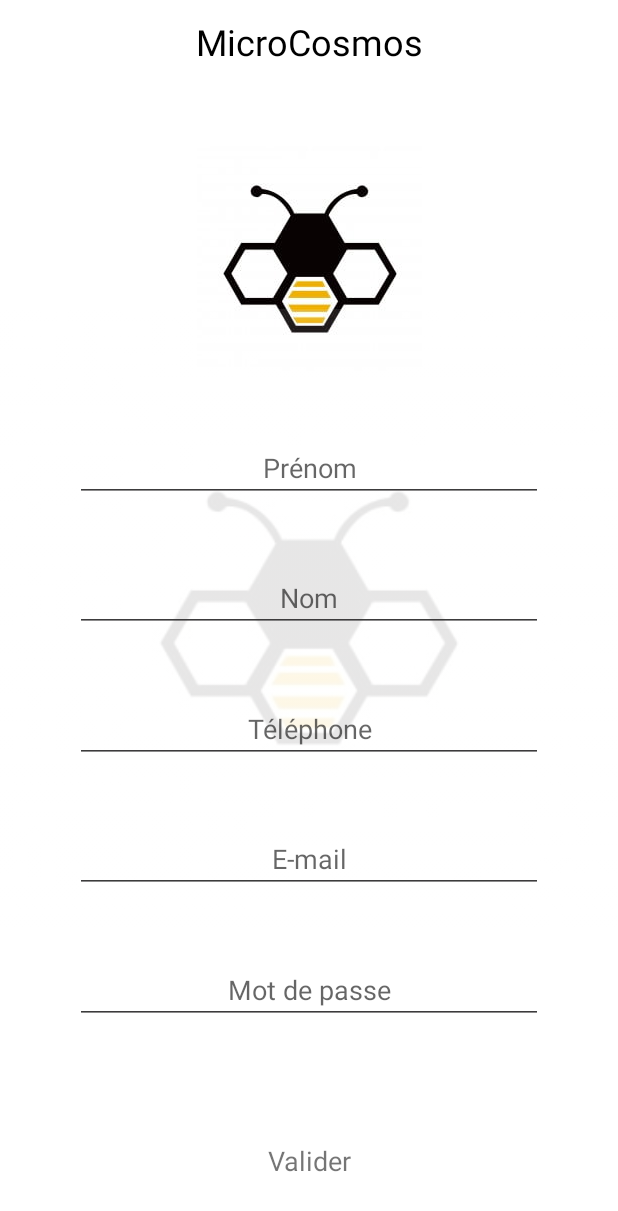
After one commit to serreau/Microcosmos, an Android app: the SignUpFragment screen opened through its navigation route, on a phone screen of 412 x 824 dp. The commit adds this screen. Shown: the top 1211 px of the screen. Run offline under Robolectric (Android 15) with nearby library versions, the phone set to English and light mode, and no system bars; our stand-ins replace Picasso, Room's generated code; libraries missing offline, so code that uses them is left out: com.esafirm.imagepicker; pictures from the network do not load; Roboto replaces fonts that are not available here.

Commit message:
Add signIn screen (image upload doesn't work yet)

```diff
--- a/app/src/main/AndroidManifest.xml
+++ b/app/src/main/AndroidManifest.xml
@@ -20,7 +20,6 @@
         <activity android:name=".view.main.MainActivity"
             android:theme="@style/Microcosmos">
         </activity>
-
         <meta-data
             android:name="preloaded_fonts"
             android:resource="@array/preloaded_fonts" />
@@ -28,5 +27,7 @@
     </application>
 
     <uses-permission android:name="android.permission.INTERNET" />
+    <uses-permission android:name="android.permission.READ_EXTERNAL_STORAGE" />
+    <uses-permission android:name="android.permission.WRITE_EXTERNAL_STORAGE" />
 
 </manifest>
--- a/app/src/main/java/sero/com/microcosmos/data/remote/UserRemote.kt
+++ b/app/src/main/java/sero/com/microcosmos/data/remote/UserRemote.kt
@@ -3,10 +3,15 @@ package sero.com.microcosmos.data.remote
 import retrofit2.http.Body
 import retrofit2.http.POST
 import sero.com.microcosmos.data.remote.request.body.UserExistBody
+import sero.com.microcosmos.data.remote.request.body.UserInsertBody
 import sero.com.microcosmos.data.remote.response.UserExistResponse
+import sero.com.microcosmos.data.remote.response.UserInsertResponse
 
 interface UserRemote {
     @POST("/user/exist")
-    suspend fun userExist(@Body body : UserExistBody) : UserExistResponse
+    suspend fun exist(@Body body : UserExistBody) : UserExistResponse
+
+    @POST("/user/insert")
+    suspend fun insert(@Body body : UserInsertBody) : UserInsertResponse
 
 }
--- a/app/src/main/java/sero/com/microcosmos/data/remote/request/body/CreateJobBody.kt
+++ b/app/src/main/java/sero/com/microcosmos/data/remote/request/body/CreateJobBody.kt
@@ -1,8 +1,6 @@
 package sero.com.microcosmos.data.remote.request.body
 
 import com.google.gson.annotations.SerializedName
-import sero.com.microcosmos.utils.State
-import java.time.LocalDateTime
 
 class CreateJobBody (@SerializedName("owner") var owner : String,
                      @SerializedName("name") var name : String)
--- a/app/src/main/java/sero/com/microcosmos/data/remote/response/JobGetResponse.kt
+++ b/app/src/main/java/sero/com/microcosmos/data/remote/response/JobGetResponse.kt
@@ -1,5 +1,5 @@
 package sero.com.microcosmos.data.remote.response
 
-class JobGetResponse (val owner : String,
+class JobGetResponse (val ownerFirstname : String,
                       val name : String,
                       val date : String)
--- /dev/null
+++ b/app/src/main/java/sero/com/microcosmos/data/remote/response/UserInsertResponse.kt
@@ -0,0 +1,3 @@
+package sero.com.microcosmos.data.remote.response
+
+class UserInsertResponse (var success: Boolean)
--- a/app/src/main/java/sero/com/microcosmos/view/login/LoginFragment.kt
+++ b/app/src/main/java/sero/com/microcosmos/view/login/LoginFragment.kt
@@ -36,5 +36,7 @@ class LoginFragment : Fragment() {
                 toastIt(context, getString(R.string.activity_login__connection_refused))
             true
         }
+
+        signUpButton.setOnClickListener { _ -> findNavController().navigate(R.id.signUpFragment) }
     }
 }
--- a/app/src/main/java/sero/com/microcosmos/view/search/SearchFragment.kt
+++ b/app/src/main/java/sero/com/microcosmos/view/search/SearchFragment.kt
@@ -52,7 +52,7 @@ class SearchFragment : Fragment() {
         }
 
         override fun onBindViewHolder(holder: SearchViewHolder, position: Int) {
-            holder.itemView.owner.text = list[position].owner
+            holder.itemView.owner.text = list[position].ownerFirstname
             holder.itemView.name.text = list[position].name
             holder.itemView.date.text = z69_200(list[position].date)
         }
--- /dev/null
+++ b/app/src/main/java/sero/com/microcosmos/view/signUp/SignUpFragment.kt
@@ -0,0 +1,69 @@
+package sero.com.microcosmos.view.signUp
+
+import android.content.Intent
+import android.net.Uri
+import android.os.Bundle
+import android.view.LayoutInflater
+import android.view.View
+import android.view.ViewGroup
+import androidx.fragment.app.Fragment
+import androidx.fragment.app.viewModels
+import androidx.navigation.fragment.findNavController
+import com.esafirm.imagepicker.features.ImagePicker
+import com.squareup.picasso.Picasso
+import kotlinx.android.synthetic.main.fragment__sign_up.*
+import kotlinx.android.synthetic.main.fragment_create_job.createJobButton
+import sero.com.microcosmos.R
+import sero.com.microcosmos.utils.getValue
+import sero.com.microcosmos.utils.toastIt
+import java.io.File
+
+
+class SignUpFragment : Fragment() {
+    private val model: SignUpViewModel by viewModels()
+
+    override fun onCreateView(inflater: LayoutInflater, container: ViewGroup?, savedInstanceState: Bundle?): View? {
+        return inflater.inflate(R.layout.fragment__sign_up, container, false)
+    }
+
+    override fun onViewCreated(view: View, savedInstanceState: Bundle?) {
+        super.onViewCreated(view, savedInstanceState)
+
+        initListener()
+    }
+
+    private fun initListener() {
+        createJobButton.setOnClickListener {
+            val success = model.insertUser(getValue(firstname),
+                getValue(lastname),
+                getValue(phone),
+                getValue(mail),
+                getValue(password))
+            if(success) {
+                toastIt(context, getString(R.string.activity_sign_up__sign_up_success))
+                findNavController().navigate(R.id.loginFragment)
+            }
+            else
+                toastIt(context, getString(R.string.activity_sign_up__sign_up_error))
+        }
+        image.setOnClickListener{
+            ImagePicker.create(this)
+                .single()
+                .start();
+        }
+    }
+
+    override fun onActivityResult(requestCode: Int, resultCode: Int, data: Intent?) {
+        super.onActivityResult(requestCode, resultCode, data)
+        if (ImagePicker.shouldHandle(requestCode, resultCode, data)) {
+            val picked = Uri.fromFile( File(ImagePicker.getFirstImageOrNull(data).path))
+            Picasso.get()
+                .load(picked)
+                .placeholder(R.mipmap.bee)
+                .resize(image.width, image.height)
+                .centerInside()
+                .error(R.mipmap.bee)
+                .into(image)
+        }
+    }
+}
--- /dev/null
+++ b/app/src/main/res/layout/fragment__sign_up.xml
@@ -0,0 +1,126 @@
+<?xml version="1.0" encoding="utf-8"?>
+<androidx.drawerlayout.widget.DrawerLayout
+    xmlns:android="http://schemas.android.com/apk/res/android"
+    xmlns:app="http://schemas.android.com/apk/res-auto"
+    xmlns:tools="http://schemas.android.com/tools"
+    android:layout_width="match_parent"
+    android:layout_height="match_parent"
+    tools:openDrawer="start">
+
+    <androidx.constraintlayout.widget.ConstraintLayout
+        android:layout_width="match_parent"
+        android:layout_height="match_parent">
+
+        <ImageButton
+            android:id="@+id/image"
+            android:layout_width="150dp"
+            android:layout_height="150dp"
+            android:src="@mipmap/bee"
+            app:layout_constraintTop_toBottomOf="@id/toolbar"
+            app:layout_constraintBottom_toTopOf="@id/firstname"
+            app:layout_constraintStart_toStartOf="parent"
+            app:layout_constraintEnd_toEndOf="parent"
+            android:clickable="true"/>
+
+        <androidx.appcompat.widget.AppCompatImageView
+            android:id="@+id/bee"
+            android:layout_width="match_parent"
+            android:layout_height="match_parent"
+            app:layout_constraintEnd_toEndOf="parent"
+            app:layout_constraintStart_toStartOf="parent"
+            app:layout_constraintTop_toTopOf="parent"
+            android:src="@mipmap/bee"
+            android:alpha="0.1"/>
+
+        <com.google.android.material.textfield.TextInputEditText
+            android:id="@+id/firstname"
+            android:layout_width="match_parent"
+            android:layout_height="wrap_content"
+            app:layout_constraintTop_toBottomOf="@id/image"
+            app:layout_constraintStart_toStartOf="parent"
+            app:layout_constraintEnd_toEndOf="parent"
+            app:layout_constraintBottom_toTopOf="@id/lastname"
+            android:gravity="center"
+            android:backgroundTint="@color/colorPrimaryDark"
+            android:layout_marginHorizontal="50dp"
+            android:hint="@string/activity_sign_up__firstname"/>
+
+        <com.google.android.material.textfield.TextInputEditText
+            android:id="@+id/lastname"
+            android:layout_width="match_parent"
+            android:layout_height="wrap_content"
+            app:layout_constraintTop_toBottomOf="@id/firstname"
+            app:layout_constraintStart_toStartOf="parent"
+            app:layout_constraintEnd_toEndOf="parent"
+            app:layout_constraintBottom_toTopOf="@id/phone"
+            android:gravity="center"
+            android:backgroundTint="@color/colorPrimaryDark"
+            android:layout_marginHorizontal="50dp"
+            android:hint="@string/activity_sign_up__lastname"/>
+
+        <com.google.android.material.textfield.TextInputEditText
+            android:id="@+id/phone"
+            android:layout_width="match_parent"
+            android:layout_height="wrap_content"
+            app:layout_constraintTop_toBottomOf="@id/lastname"
+            app:layout_constraintStart_toStartOf="parent"
+            app:layout_constraintEnd_toEndOf="parent"
+            app:layout_constraintBottom_toTopOf="@id/mail"
+            android:gravity="center"
+            android:backgroundTint="@color/colorPrimaryDark"
+            android:layout_marginHorizontal="50dp"
+            android:hint="@string/activity_sign_up__phone"/>
+
+        <com.google.android.material.textfield.TextInputEditText
+            android:id="@+id/mail"
+            android:layout_width="match_parent"
+            android:layout_height="wrap_content"
+            app:layout_constraintTop_toBottomOf="@id/phone"
+            app:layout_constraintStart_toStartOf="parent"
+            app:layout_constraintEnd_toEndOf="parent"
+            app:layout_constraintBottom_toTopOf="@id/password"
+            android:gravity="center"
+            android:backgroundTint="@color/colorPrimaryDark"
+            android:layout_marginHorizontal="50dp"
+            android:hint="@string/activity_sign_up__mail"/>
+
+        <com.google.android.material.textfield.TextInputEditText
+            android:id="@+id/password"
+            android:layout_width="match_parent"
+            android:layout_height="wrap_content"
+            app:layout_constraintTop_toBottomOf="@id/mail"
+            app:layout_constraintStart_toStartOf="parent"
+            app:layout_constraintEnd_toEndOf="parent"
+            app:layout_constraintBottom_toTopOf="@id/createJobButton"
+            android:gravity="center"
+            android:backgroundTint="@color/colorPrimaryDark"
+            android:layout_marginHorizontal="50dp"
+            android:hint="@string/activity_sign_up__password"/>
+
+        <TextView
+            android:id="@+id/createJobButton"
+            android:layout_width="match_parent"
+            android:layout_height="100dp"
+            app:layout_constraintBottom_toBottomOf="parent"
+            app:layout_constraintStart_toStartOf="parent"
+            app:layout_constraintEnd_toEndOf="parent"
+            android:clickable="true"
+            android:text="@string/activity_sign_up__validate"
+            android:gravity="center"/>
+
+        <include android:id="@+id/toolbar" layout="@layout/toolbar"/>
+
+    </androidx.constraintlayout.widget.ConstraintLayout>
+
+    <com.google.android.material.navigation.NavigationView
+        android:id="@+id/navigationView"
+        android:layout_width="wrap_content"
+        android:layout_height="match_parent"
+        android:layout_gravity="start"
+        android:fitsSystemWindows="true"
+        app:layout_constraintStart_toStartOf="parent"
+        app:headerLayout="@layout/header__navigation_view"
+        app:menu="@menu/menu__navigation_view"
+        android:visibility="gone"/>
+
+</androidx.drawerlayout.widget.DrawerLayout>
--- a/app/src/main/res/layout/fragment_create_job.xml
+++ b/app/src/main/res/layout/fragment_create_job.xml
@@ -46,7 +46,7 @@
         <TextView
             android:id="@+id/createJobButton"
             android:layout_width="match_parent"
-            android:layout_height="50dp"
+            android:layout_height="100dp"
             app:layout_constraintBottom_toBottomOf="parent"
             app:layout_constraintStart_toStartOf="parent"
             app:layout_constraintEnd_toEndOf="parent"
--- a/app/src/main/res/layout/fragment_login.xml
+++ b/app/src/main/res/layout/fragment_login.xml
@@ -18,7 +18,6 @@
         android:layout_width="match_parent"
         android:layout_height="wrap_content"
         android:backgroundTint="@color/colorPrimaryDark"
-        android:inputType="number"
         android:hint="@string/activity_login__login_wording"
         android:layout_margin="50dp"
         android:gravity="center"
--- a/app/src/main/res/navigation/graph.xml
+++ b/app/src/main/res/navigation/graph.xml
@@ -17,4 +17,8 @@
         android:id="@+id/createJobFragment"
         android:name="sero.com.microcosmos.view.createJob.CreateJobFragment"
         android:label="CreateJobFragment" />
+    <fragment
+        android:id="@+id/signUpFragment"
+        android:name="sero.com.microcosmos.view.signUp.SignUpFragment"
+        android:label="signUpFragment" />
 </navigation>
--- a/app/src/main/res/values/strings.xml
+++ b/app/src/main/res/values/strings.xml
@@ -18,4 +18,14 @@
     <!-- Create activity -->
     <string name="activity_create_job__create_job_success">Le job a été créé avec success</string>
     <string name="activity_create_job__create_job_error">Impossible de créer le job pour le moment</string>
+
+    <!-- SignUp Activity -->
+    <string name="activity_sign_up__validate">Valider</string>
+    <string name="activity_sign_up__firstname">Prénom</string>
+    <string name="activity_sign_up__lastname">Nom</string>
+    <string name="activity_sign_up__phone">Téléphone</string>
+    <string name="activity_sign_up__mail">E-mail</string>
+    <string name="activity_sign_up__password">Mot de passe</string>
+    <string name="activity_sign_up__sign_up_success">Inscription réussie</string>
+    <string name="activity_sign_up__sign_up_error">Inscription impossible pour le moment</string>
 </resources>
--- a/app/src/main/res/values/styles.xml
+++ b/app/src/main/res/values/styles.xml
@@ -3,7 +3,7 @@
     <!-- Base application theme. -->
     <style name="Microcosmos" parent="Theme.AppCompat.Light.NoActionBar">
         <!-- Customize your theme here. -->
-        <item name="colorPrimary">@color/colorPrimary</item>
+        <item name="colorPrimary">@android:color/white</item>
         <item name="colorPrimaryDark">@android:color/white</item>
         <item name="android:windowLightStatusBar">true</item>
         <item name="colorAccent">@color/colorPrimaryDark</item>
--- a/build.gradle
+++ b/build.gradle
@@ -27,6 +27,8 @@ allprojects {
     repositories {
         google()
         jcenter()
+        //isafirm image picker
+        maven { url "https://jitpack.io" }
     }
 }
 
```
Also changed, not shown: app/build.gradle (+14 -4 lines), app/src/main/java/sero/com/microcosmos/data/remote/request/body/UserInsertBody.kt (added, +9 -0 lines), app/src/main/java/sero/com/microcosmos/data/repository/RemoteUserRepository.kt (+9 -1 lines), app/src/main/java/sero/com/microcosmos/view/signUp/SignUpViewModel.kt (added, +17 -0 lines), app/src/main/java/sero/com/microcosmos/utils/conf.kt (line endings or trailing spaces).
